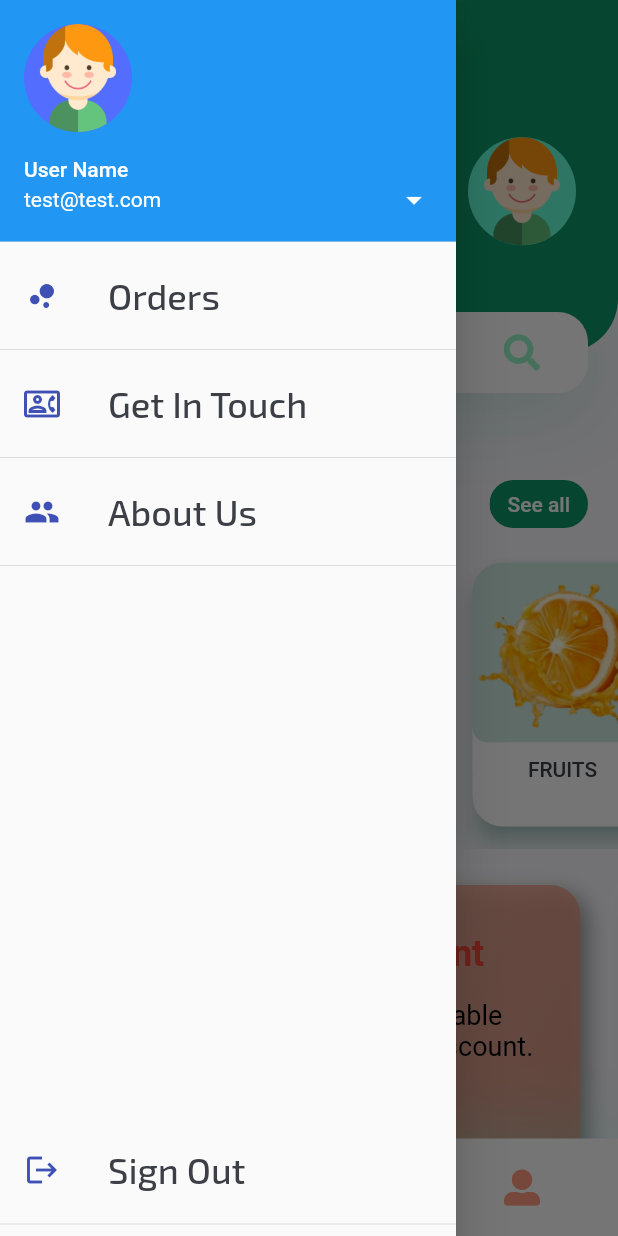
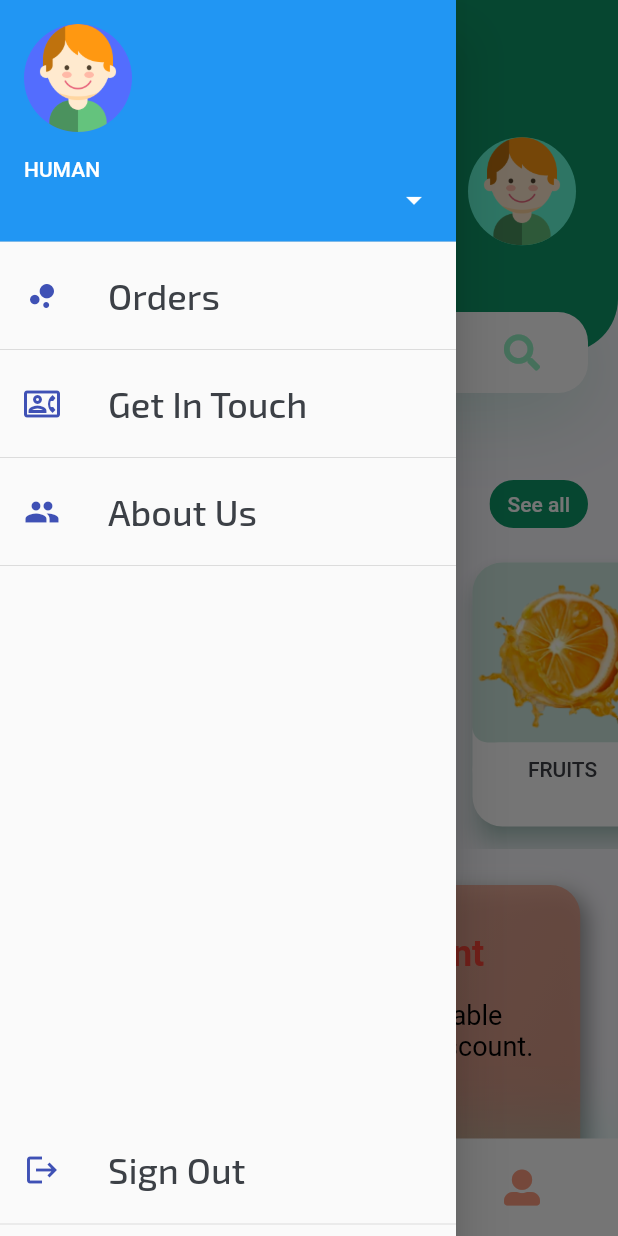
Before and after one commit to ManoVikram/FreshMandee, a Flutter app: the HomeScreen screen opened by its route, with the side drawer open, on a phone screen of 412 x 824 dp. Run offline on Flutter 3.47's test engine with Material 2 defaults, Android fonts, the phone set to English and light mode, and no system bars; drawn by our look-alikes of flutter_neumorphic; our stand-ins replace equatable, firebase_auth, firebase_core, flutter_bloc, font_awesome_flutter, google_fonts and 2 more; accounts and stored records are empty; network calls fail.

Commit message:
Plugged in Bloc state to fetch user data.

```diff
--- a/lib/GlobalConfig.dart
+++ b/lib/GlobalConfig.dart
@@ -1,2 +1,2 @@
-const String API_HOST = "192.168.42.154:3000";
+const String API_HOST = "192.168.43.50:3000";
 const String ADMIN_FIREBASEUID = "41Rw5IO23IQoQJTAmvu4Qokr7e43";
--- a/lib/main.dart
+++ b/lib/main.dart
@@ -21,6 +21,7 @@ import './models/bloc/registerFarmerBloc/registerFarmer_bloc.dart';
 import './models/bloc/registerUserBloc/registerUser_bloc.dart';
 import './models/bloc/updateUserDataBloc/updateUserData_bloc.dart';
 import './models/bloc/userCart/userCart_bloc.dart';
+import './models/bloc/completeUserDataBloc/completeUserData_bloc.dart';
 
 import './colorPalette.dart';
 
@@ -54,6 +55,9 @@ class _MyAppState extends State<MyApp> {
         ),
         BlocProvider<UserCartBloc>(
           create: (contxt) => UserCartBloc(),
+        ),
+        BlocProvider<CompleteUserDataBloc>(
+          create: (contxt) => CompleteUserDataBloc(),
         ),
       ],
       child: MultiProvider(
--- a/lib/screens/homeScreen.dart
+++ b/lib/screens/homeScreen.dart
@@ -1,5 +1,7 @@
 import 'package:flutter/material.dart';
 import 'package:flutter_neumorphic/flutter_neumorphic.dart';
+import 'package:flutter_bloc/flutter_bloc.dart';
+import 'package:the_farm_market/models/bloc/completeUserDataBloc/completeUserData_bloc.dart';
 
 import '../colorPalette.dart';
 
@@ -10,6 +12,8 @@ import '../widgets/discountList.dart';
 import '../widgets/popularDeals.dart';
 import '../widgets/customBottomNavigationBar.dart';
 import '../widgets/customDrawer.dart';
+
+import '../models/bloc/updateUserDataBloc/updateUserData_bloc.dart';
 
 class HomeScreen extends StatefulWidget {
   static const String routeName = "/homeScreen";
@@ -71,10 +75,15 @@ class _HomeScreenState extends State<HomeScreen> {
     return Scaffold(
       key: _scaffoldKey,
       appBar: customAppBar(),
-      drawer: CustomDrawer(
-        // TODO: Replace name and email with the name and email of the user
-        name: "User Name",
-        email: "test@test.com",
+      drawer: BlocBuilder<CompleteUserDataBloc, CompleteUserDataState>(
+        builder: (context, userDataState) {
+          return CustomDrawer(
+            /* name: "User Name",
+            email: "test@test.com", */
+            name: userDataState.userData?.name ?? "HUMAN",
+            email: userDataState.userData?.email ?? "",
+          );
+        },
       ),
       body: SingleChildScrollView(
         physics: BouncingScrollPhysics(),
```
Also changed, not shown: lib/screens/signupScreen.dart (+9 -0 lines), 1 other file.
